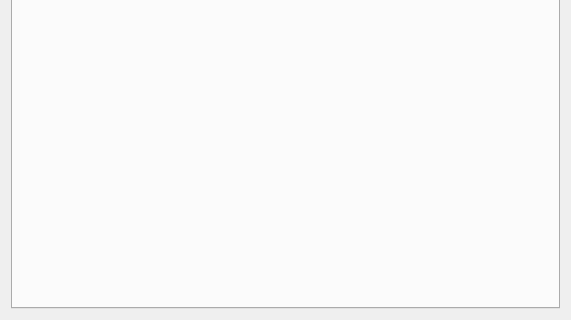
ReolSt/ewcc, file mainwindow.ui: the form before one commit; both pictures show x 0 to 571 and y 315 to 635 of the 571 by 635 pixel window.
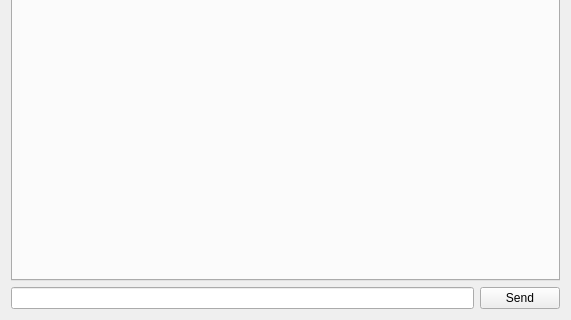
The form after the commit.

```diff
--- a/mainwindow.ui
+++ b/mainwindow.ui
@@ -96,6 +96,16 @@
       </property>
      </widget>
     </item>
+    <item row="2" column="3">
+     <widget class="QPushButton" name="sendButton">
+      <property name="text">
+       <string>Send</string>
+      </property>
+     </widget>
+    </item>
+    <item row="2" column="0" colspan="3">
+     <widget class="QLineEdit" name="chatEdit"/>
+    </item>
    </layout>
   </widget>
  </widget>
```
